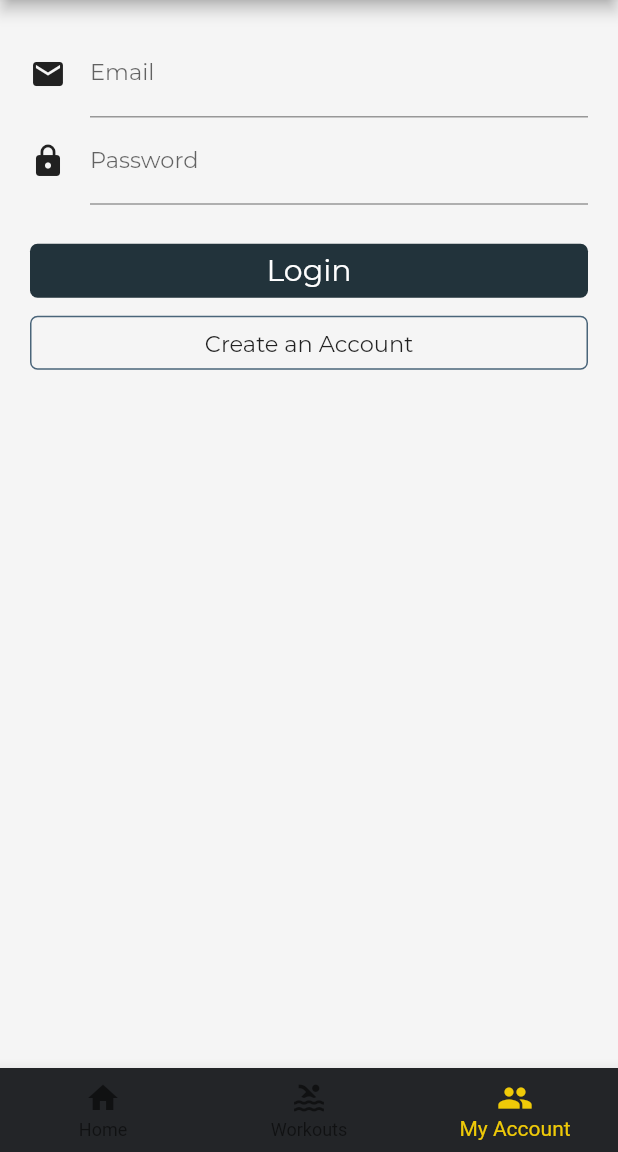
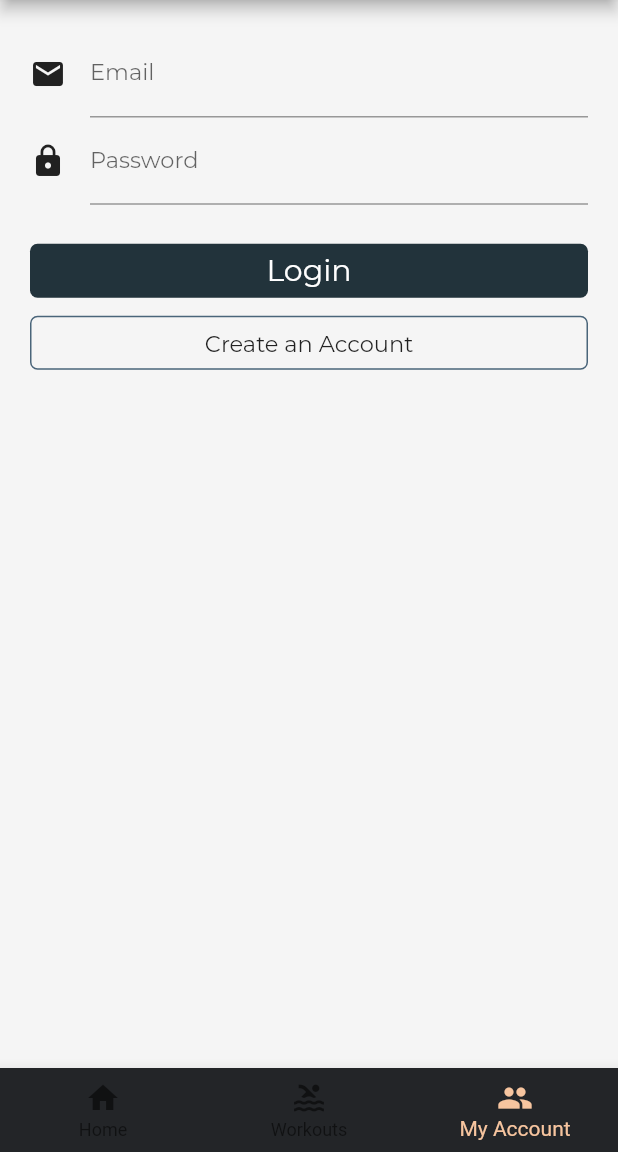
Before and after one commit to sushbalajee/GymFlutter, a Flutter app: the screen it shows after launch, item 3 of the bottom bar chosen, on a phone screen of 412 x 824 dp, the part 84-1236 px from its top. Run offline on Flutter 3.47's test engine with Material 2 defaults, Android fonts, the phone set to English and light mode, and no system bars; our stand-ins replace connectivity, datetime_picker_formfield, firebase_auth, firebase_database, firebase_storage, flip_card and 2 more; missing offline and left inert: autocomplete_textfield, rich_alert; accounts and stored records are empty.

Commit message:
PT home design complete

```diff
--- a/gym_app/lib/main.dart
+++ b/gym_app/lib/main.dart
@@ -11,12 +11,12 @@ void main() {
   SystemChrome.setSystemUIOverlayStyle(SystemUiOverlayStyle.dark
       .copyWith(systemNavigationBarColor: Color(0xFF232528),
       statusBarColor: Color(0xFF232528)));
-  SystemChrome.setPreferredOrientations([DeviceOrientation.portraitUp])
-      .then((_) {
+  //SystemChrome.setPreferredOrientations([DeviceOrientation.portraitUp])
+     // .then((_) {
     runApp(new MaterialApp(
       home: new GymApp(),
     ));
-  });
+  //});
 }
 
 //-----------------------------------------------------------------------------------//
@@ -53,9 +53,7 @@ class HomePageState extends State<GymApp> {
   @override
   Widget build(BuildContext context) {
     return new MaterialApp(
-        home: new Scaffold(
-            backgroundColor: Colors.grey[100],
-            appBar: new AppBar(
+        home: new Scaffold(appBar: new AppBar(
                 centerTitle: true,
                 backgroundColor: Color(0xFF232528),
                 title: new Text(
@@ -65,6 +63,7 @@ class HomePageState extends State<GymApp> {
                       fontFamily: "Ubuntu",
                       fontWeight: FontWeight.w500),
                 )),
+            backgroundColor: Colors.grey[100],
             body: currentPage,
             bottomNavigationBar: new Theme(
               data: Theme.of(context).copyWith(
@@ -73,7 +72,7 @@ class HomePageState extends State<GymApp> {
                       .copyWith(caption: new TextStyle(color: Colors.white)),
                   canvasColor: Color(0xFF232528)),
               child: new BottomNavigationBar(
-                  fixedColor: Color(0xFFEFCA08),
+                  fixedColor: Color(0xFFF7C59F),
                   currentIndex: currentTab,
                   onTap: (int index) {
                     setState(() {
--- a/gym_app/lib/ptDiary.dart
+++ b/gym_app/lib/ptDiary.dart
@@ -163,7 +163,6 @@ class _PTDiaryState extends State<PTDiary> {
                 style: TextStyle(fontFamily: "Ubuntu"))),
         backgroundColor: Colors.grey[100],
         body: new GridView.count(
-          gridtile,
           childAspectRatio: 1.1,
           crossAxisCount: 4,
           children: new List<Widget>.generate(28, (index) {
--- a/gym_app/lib/root.dart
+++ b/gym_app/lib/root.dart
@@ -13,7 +13,8 @@ import 'package:flutter/services.dart';
 import 'ptDiary.dart';
 import 'upcomingSessions.dart';
 import 'package:rich_alert/rich_alert.dart';
-import 'package:rich_alert/rich_alert_large.dart';
+import 'package:flutter_svg/flutter_svg.dart';
+import 'package:flip_card/flip_card.dart';
 
 class RootPage extends StatefulWidget {
   RootPage({this.auth});
@@ -173,48 +174,15 @@ class RootPageState extends State<RootPage> {
     if (authStatus == AuthStatus.signedInAsPT) {
       return new Scaffold(
         backgroundColor: Colors.grey[100],
-          body:  SafeArea(
+        body: SafeArea(
           child: new LayoutBuilder(
               builder: (BuildContext context, BoxConstraints constraints) {
-              // constraints variable has the size info
-              return Column( children: <Widget> [
-
-              Container(color: Color(0xFFF7C59F), height: constraints.maxHeight/3, width: constraints.maxWidth,
-              child: FlatButton.icon(onPressed: null, icon: Icon(Icons.calendar_today), label: Text("My Clients")),),
-              Container(color: Color(0xFF2A324B), height: constraints.maxHeight/3),
-
-              Row(children: <Widget> [
-              Container(color: Color(0xFFC7CCDB), height: constraints.maxHeight/3, width: constraints.maxWidth/2),
-              Container(color: Color(0xFFE1E5EE), height: constraints.maxHeight/3, width: constraints.maxWidth/2),
-              ])
-
-              ]);
-            }
-        ),
-      ),
-
-          );
-
-          /*Container(
-              color: Colors.grey[100],
-              child: new Column(children: <Widget>[
-                Card(
-                    elevation: 0.6,
-                    color: Colors.grey[100],
-                    margin: EdgeInsets.only(
-                        left: 15.0, right: 15.0, bottom: 0.0, top: 15.0),
-                    shape: new RoundedRectangleBorder(
-                        borderRadius: new BorderRadius.circular(5.0)),
-                    child: new Container(
-                      height: screenHeight / 4,
-                      width: screenWidth,
-                      decoration: new BoxDecoration(
-                          borderRadius: new BorderRadius.circular(5.0),
-                          image: new DecorationImage(
-                              image: new AssetImage("assets/MyClients.png"),
-                              fit: BoxFit.cover)),
-                      child: FlatButton(
-                        child: null,
+            return Column(children: <Widget>[
+              Container(
+                color: Color(0xFF2A324B),
+                height: constraints.maxHeight / 3,
+                width: constraints.maxWidth,
+                child: FlatButton.icon(
                     onPressed: () {
                       Navigator.push(
                           context,
@@ -223,25 +191,29 @@ class RootPageState extends State<RootPage> {
                                     ptID: uid,
                                   )));
                     },
+                    icon: SvgPicture.asset(
+                      "assets/gym.svg",
+                      color: Colors.white,
+                      height: constraints.maxWidth / 5,
+                    ),
+                    label: Text(
+                      "My Clients",
+                      style: TextStyle(
+                        fontSize: screenWidth / 13,
+                        fontFamily: "Montserrat",
+                        color: Colors.white,
+                        fontWeight: FontWeight.w600,
                       ),
                     )),
-                Card(
-                    color: Colors.grey[100],
-                    margin: EdgeInsets.only(
-                        left: 15.0, right: 15.0, bottom: 15.0, top: 15.0),
-                    shape: new RoundedRectangleBorder(
-                        borderRadius: new BorderRadius.circular(5.0)),
-                    child: new Container(
-                      height: screenHeight / 4,
-                      width: screenWidth,
-                      decoration: new BoxDecoration(
-                          borderRadius: new BorderRadius.circular(5.0),
-                          image: new DecorationImage(
-                              image:
-                                  new AssetImage("assets/SessionPlanner.png"),
-                              fit: BoxFit.cover)),
-                      child: FlatButton(
-                          child: null,
+              ),
+              Container(
+                  color: Color(0xFF45537C),
+                  height: constraints.maxHeight / 3,
+                  width: constraints.maxWidth,
+                  child: FlatButton.icon(
+                      icon: SvgPicture.asset("assets/diary.svg",
+                          height: constraints.maxWidth / 5,
+                          color: Colors.white),
                       onPressed: () {
                         Navigator.push(
                             context,
@@ -249,90 +221,104 @@ class RootPageState extends State<RootPage> {
                                 builder: (context) => PTDiary(
                                       ptID: uid,
                                     )));
-                          }),
-                    )),
-                Expanded(
-                    child: Card(
-                        shape: new RoundedRectangleBorder(
-                            borderRadius: BorderRadius.only(
-                                topLeft: Radius.circular(20.0),
-                                topRight: Radius.circular(20.0))),
-                        margin: EdgeInsets.all(0),
-                        elevation: 10.0,
-                        child: new Column(children: <Widget>[
+                      },
+                      label: Text(
+                        "Sessions",
+                        style: TextStyle(
+                          fontSize: screenWidth / 13,
+                          fontFamily: "Montserrat",
+                          color: Colors.white,
+                          fontWeight: FontWeight.w600,
+                        ),
+                      ))),
+              FlipCard(
+                  direction: FlipDirection.HORIZONTAL, // default
+                  front: new Stack(
+                    children: <Widget>[
                       Container(
-                            padding: EdgeInsets.only(
-                                left: 20.0, right: 20.0, top: 20.0),
+                          alignment: Alignment.center,
+                          color: Color(0xFF767B91),
+                          height: constraints.maxHeight / 3,
+                          width: constraints.maxWidth,
+                          child: FlatButton.icon(
+                              icon: SvgPicture.asset("assets/name.svg",
+                                  height: constraints.maxWidth / 5,
+                                  color: Colors.white),
+                              onPressed: null,
+                              label: Text(
+                                "Trainer ID",
+                                style: TextStyle(
+                                  fontSize: screenWidth / 13,
+                                  fontFamily: "Montserrat",
+                                  color: Colors.white,
+                                  fontWeight: FontWeight.w600,
+                                ),
+                              ))),
+                      Align(
+                          alignment: Alignment.bottomRight,
+                          child: PopupMenuButton(
+                              itemBuilder: (context) => [
+                                    PopupMenuItem(
+                                      child: FlatButton(
+                                          onPressed: signedOut,
+                                          child: Text("Signout")),
+                                    ),
+                                  ],
+                              icon: Icon(
+                                Icons.exit_to_app,
+                                color: Colors.white,
+                              )))
+                    ],
+                  ),
+                  back: Container(
+                      color: Color(0xFF767B91),
+                      child: Column(children: <Widget>[
+                        Container(
+                            padding: EdgeInsets.only(left: 40.0, right: 40.0),
+                            height: constraints.maxHeight / 6,
+                            width: constraints.maxWidth,
+                            child: Align(
+                                alignment: Alignment.bottomCenter,
                                 child: Text(
                                     "Send your unique Trainer ID to your clients to enter on registration:",
-                              textAlign: TextAlign.left,
                                     style: TextStyle(
-                                fontSize: 15.0,
+                                      fontSize: screenWidth / 25,
                                       fontFamily: "Montserrat",
-                              ),
-                            ),
-                          ),
+                                      color: Colors.white,
+                                      fontWeight: FontWeight.w600,
+                                    )))),
                         Container(
-                              padding: EdgeInsets.only(left: 20.0, right: 20.0),
+                            padding: EdgeInsets.only(left: 40.0),
+                            height: constraints.maxHeight / 6,
+                            width: constraints.maxWidth,
+                            child: Align(
+                                alignment: Alignment.topCenter,
+                                child: Container(
+                                  width: screenWidth,
                                   child: Row(
-                                mainAxisAlignment: MainAxisAlignment.start,
                                     children: <Widget>[
                                       Text("$uid",
                                           style: TextStyle(
-                                          fontSize: 13.0,
+                                              color: Colors.white,
+                                              fontSize: screenWidth / 25,
                                               fontFamily: "Montserrat",
                                               fontWeight: FontWeight.w700)),
                                       IconButton(
-                                      icon: new Icon(Icons.content_copy),
+                                          icon: new Icon(Icons.content_copy,
+                                              color: Colors.white),
                                           tooltip: "Copied to clipboard",
                                           onPressed: () {
                                             Clipboard.setData(
                                                 new ClipboardData(text: uid));
                                           })
                                     ],
-                              )),
-                          Align(
-                            alignment: Alignment.centerLeft,
-                            child: new Container(
-                              padding: EdgeInsets.only(left: 20.0, right: 20.0),
-                              height: 40.0,
-                              child: FloatingActionButton.extended(
-                                foregroundColor: Colors.black,
-                                heroTag: null,
-                                onPressed: () {
-                                  null;
-                                },
-                                shape: new RoundedRectangleBorder(
-                                  borderRadius: new BorderRadius.circular(5.0),
-                                  side: BorderSide(
-                                      color: Color(0xFF232528), width: 0.5),
                                   ),
-                                icon: Icon(Icons.exit_to_app),
-                                label: new Text("Signout",
-                                    style: TextStyle(
-                                      fontFamily: "Ubuntu",
-                                      fontSize: screenWidth * 0.050,
-                                      fontWeight: FontWeight.w300,
-                                    )),
-                                backgroundColor: Colors.white,
+                                )))
+                      ])))
+            ]);
+          }),
         ),
-                              /*child: new OutlineButton(
-                                borderSide: BorderSide(
-                                    color: Color(0xFF4A657A), width: 1),
-                                child: new Text(
-                                  "Sign Out",
-                                  style: TextStyle(
-                                      fontSize: 20.0,
-                                      fontFamily: "Montserrat",
-                                      fontWeight: FontWeight.w500),
-                                ),
-                                onPressed: signedOut,
-                              ),*/
-                            ),
-                          )
-                        ]))),
-              ]))*/
-
+      );
     }
 
 //------------------------------------------------------------------------------//
@@ -501,3 +487,9 @@ class RootPageState extends State<RootPage> {
         });
   }
 }
+
+class Constants {
+  static const String SignOut = 'Sign out';
+
+  static const List<String> choices = <String>[SignOut];
+}
```
Also changed, not shown: gym_app/lib/auth.dart (+4 -4 lines), gym_app/pubspec.yaml (+8 -6 lines), gym_app/assets/MyClients.png (deleted), gym_app/assets/SessionPlanner.png (deleted), gym_app/assets/contact.svg (added), gym_app/assets/name.svg (added), gym_app/pubspec.lock, 14 other files. Lines whose indentation alone changed are shown as unchanged.
